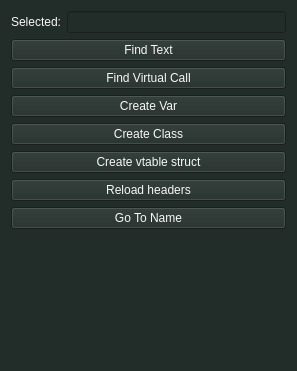
Qt form widgets/quick_menu.ui (Asi81/PyIDA) before a commit.
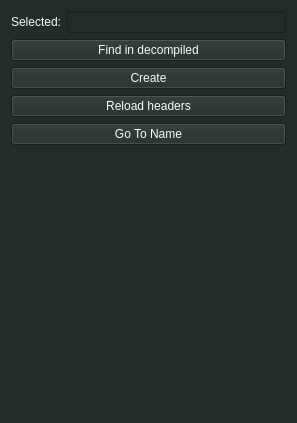
The same form after that commit.

Commit message: Quick_menu - buttons combined in menu. CreateVarDialog - Changed to match hparser api

The edit to the form file:
```diff
--- a/widgets/quick_menu.ui
+++ b/widgets/quick_menu.ui
@@ -7,7 +7,7 @@
     <x>0</x>
     <y>0</y>
     <width>297</width>
-    <height>371</height>
+    <height>423</height>
    </rect>
   </property>
   <property name="sizePolicy">
@@ -42,53 +42,17 @@
    <item>
     <widget class="QPushButton" name="find_text_tnb">
      <property name="text">
-      <string>Find Text</string>
+      <string>Find in decompiled</string>
      </property>
-     <property name="autoDefault">
-      <bool>true</bool>
-     </property>
-     <property name="default">
-      <bool>false</bool>
-     </property>
-     <property name="flat">
-      <bool>false</bool>
-     </property>
     </widget>
    </item>
    <item>
-    <widget class="QPushButton" name="find_vcall_btn">
-     <property name="text">
-      <string>Find Virtual Call</string>
+    <widget class="QPushButton" name="create_btn">
+     <property name="contextMenuPolicy">
+      <enum>Qt::DefaultContextMenu</enum>
      </property>
-    </widget>
-   </item>
-   <item>
-    <widget class="QPushButton" name="create_var_btn">
      <property name="text">
-      <string>Create Var</string>
-     </property>
-     <property name="flat">
-      <bool>false</bool>
-     </property>
-    </widget>
-   </item>
-   <item>
-    <widget class="QPushButton" name="create_class_btn">
-     <property name="text">
-      <string>Create Class</string>
-     </property>
-     <property name="flat">
-      <bool>false</bool>
-     </property>
-    </widget>
-   </item>
-   <item>
-    <widget class="QPushButton" name="create_vtable_btn">
-     <property name="text">
-      <string>Create vtable struct</string>
-     </property>
-     <property name="flat">
-      <bool>false</bool>
+      <string>Create</string>
      </property>
     </widget>
    </item>
```
Left out of the diff: 2 changed lines with no effect on the pictures. The commit also changes 5 other files.
